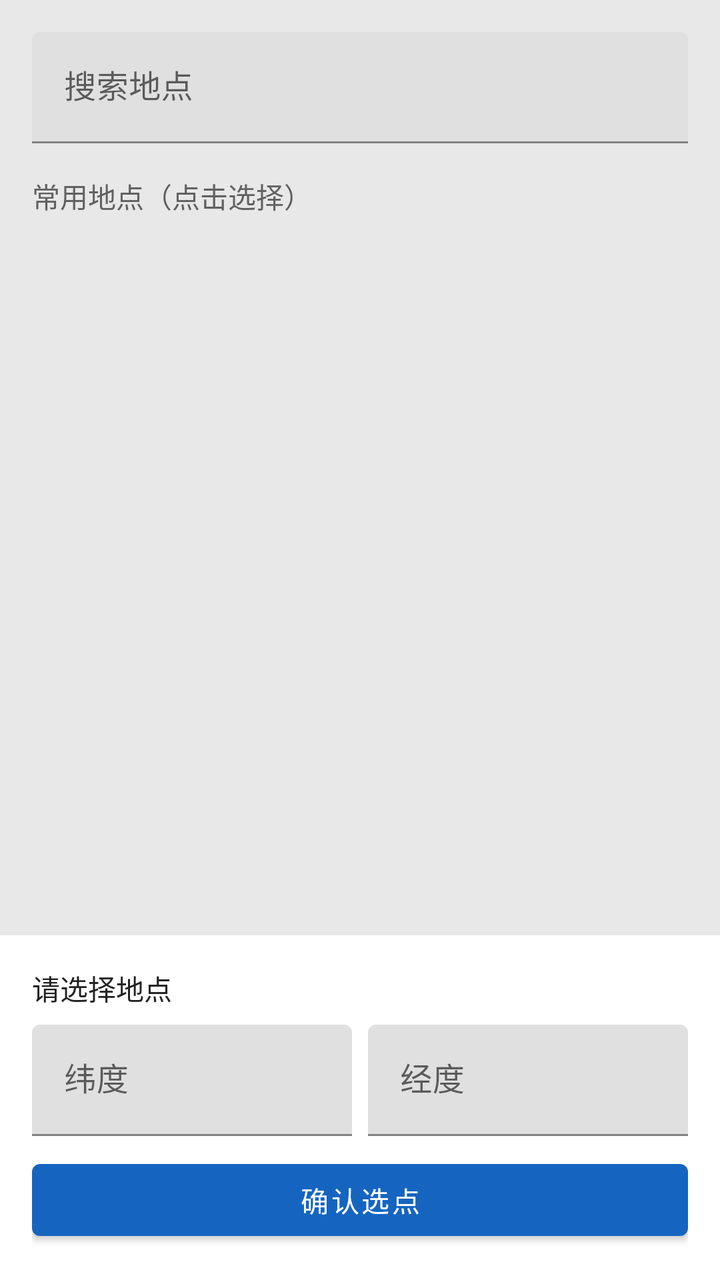
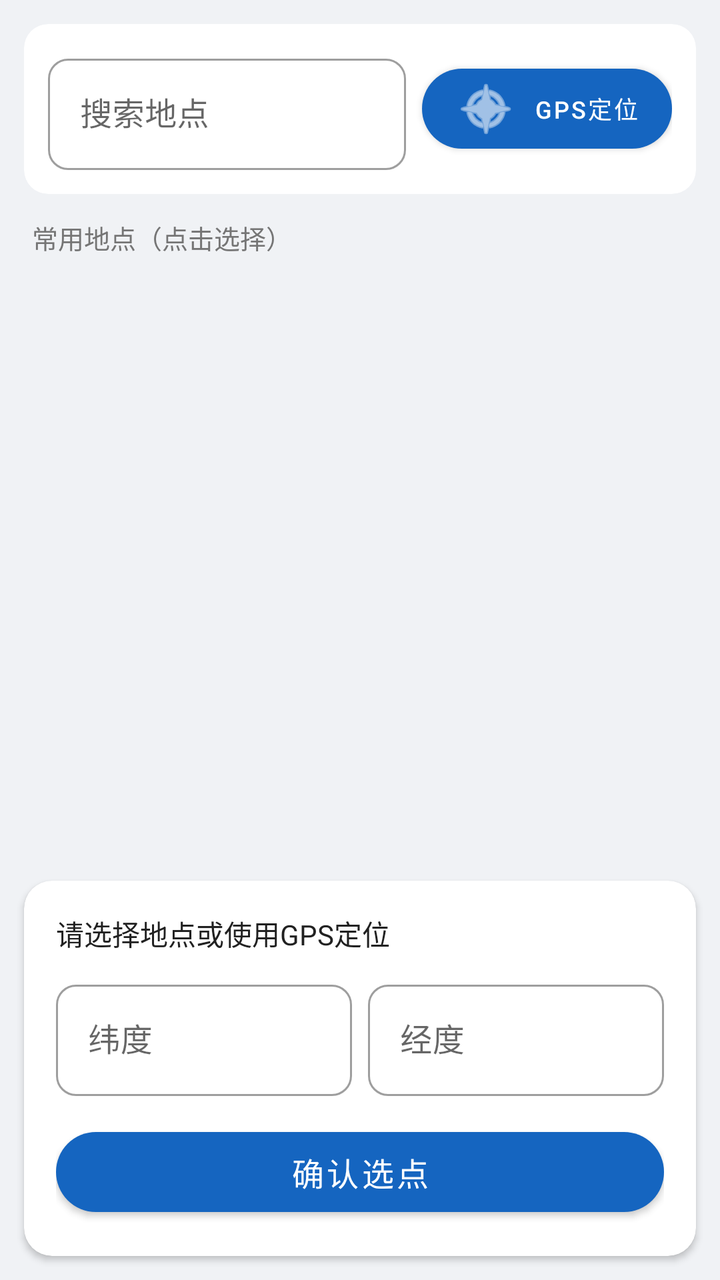

The first picture is an Android layout as it rendered before a commit; the second is the same layout after the commit. The layout source and the unified diff follow.
<!-- AndroidManifest.xml: application theme Theme.CampusLostFound -->
<!-- res/layout/activity_map_point.xml -->
<?xml version="1.0" encoding="utf-8"?>
<LinearLayout xmlns:android="http://schemas.android.com/apk/res/android"
    android:layout_width="match_parent"
    android:layout_height="match_parent"
    android:orientation="vertical"
    android:background="@color/gray_light">

    <com.google.android.material.textfield.TextInputLayout
        android:layout_width="match_parent"
        android:layout_height="wrap_content"
        android:layout_margin="16dp"
        android:hint="搜索地点">

        <com.google.android.material.textfield.TextInputEditText
            android:id="@+id/etSearch"
            android:layout_width="match_parent"
            android:layout_height="wrap_content"
            android:inputType="text" />
    </com.google.android.material.textfield.TextInputLayout>

    <TextView
        android:layout_width="wrap_content"
        android:layout_height="wrap_content"
        android:text="常用地点（点击选择）"
        android:textSize="14sp"
        android:textColor="@color/gray_dark"
        android:layout_marginStart="16dp"
        android:layout_marginBottom="8dp" />

    <androidx.recyclerview.widget.RecyclerView
        android:id="@+id/recyclerLocations"
        android:layout_width="match_parent"
        android:layout_height="0dp"
        android:layout_weight="1"
        android:paddingStart="8dp"
        android:paddingEnd="8dp" />

    <LinearLayout
        android:layout_width="match_parent"
        android:layout_height="wrap_content"
        android:orientation="vertical"
        android:padding="16dp"
        android:background="@color/white">

        <TextView
            android:id="@+id/tvSelectedAddress"
            android:layout_width="match_parent"
            android:layout_height="wrap_content"
            android:text="请选择地点"
            android:textSize="14sp"
            android:textColor="@color/black"
            android:layout_marginBottom="8dp" />

        <LinearLayout
            android:layout_width="match_parent"
            android:layout_height="wrap_content"
            android:orientation="horizontal">

            <com.google.android.material.textfield.TextInputLayout
                android:layout_width="0dp"
                android:layout_height="wrap_content"
                android:layout_weight="1"
                android:layout_marginEnd="8dp"
                android:hint="纬度">

                <com.google.android.material.textfield.TextInputEditText
                    android:id="@+id/etLatitude"
                    android:layout_width="match_parent"
                    android:layout_height="wrap_content"
                    android:inputType="numberDecimal" />
            </com.google.android.material.textfield.TextInputLayout>

            <com.google.android.material.textfield.TextInputLayout
                android:layout_width="0dp"
                android:layout_height="wrap_content"
                android:layout_weight="1"
                android:hint="经度">

                <com.google.android.material.textfield.TextInputEditText
                    android:id="@+id/etLongitude"
                    android:layout_width="match_parent"
                    android:layout_height="wrap_content"
                    android:inputType="numberDecimal" />
            </com.google.android.material.textfield.TextInputLayout>
        </LinearLayout>

        <com.google.android.material.button.MaterialButton
            android:id="@+id/btnConfirm"
            android:layout_width="match_parent"
            android:layout_height="48dp"
            android:text="确认选点"
            android:layout_marginTop="8dp" />
    </LinearLayout>

</LinearLayout>
<!-- resources referenced by this layout -->
<resources>
  <color name="black">#FF212121</color>
  <color name="gray_dark">#FF616161</color>
  <color name="gray_light">#FFE8E8E8</color>
  <color name="white">#FFFFFFFF</color>
  <style name="Theme.CampusLostFound" parent="Theme.MaterialComponents.Light.NoActionBar">
          <item name="colorPrimary">@color/primary</item>
          <item name="colorPrimaryDark">@color/primary_dark</item>
          <item name="colorAccent">@color/accent</item>
          <item name="android:statusBarColor">@color/primary_dark</item>
          <item name="android:navigationBarColor">@color/white</item>
          <item name="android:windowLightStatusBar">false</item>
          <item name="bottomNavigationStyle">@style/BottomNavStyle</item>
      </style>
  <color name="primary">#FF1565C0</color>
  <color name="primary_dark">#FF0D47A1</color>
  <color name="accent">#FFFF6D00</color>
  <style name="BottomNavStyle" parent="Widget.MaterialComponents.BottomNavigationView">
          <item name="android:background">@color/card_white</item>
          <item name="itemTextColor">@color/text_secondary</item>
          <item name="itemIconTint">@color/text_secondary</item>
      </style>
  <color name="card_white">#FFFFFFFF</color>
  <color name="text_secondary">#FF757575</color>
</resources>

<!-- the commit's change to res/layout/activity_map_point.xml (unified diff, before → after) -->
@@ -1,31 +1,66 @@
 <?xml version="1.0" encoding="utf-8"?>
 <LinearLayout xmlns:android="http://schemas.android.com/apk/res/android"
+    xmlns:app="http://schemas.android.com/apk/res-auto"
     android:layout_width="match_parent"
     android:layout_height="match_parent"
     android:orientation="vertical"
-    android:background="@color/gray_light">
+    android:background="@color/gray_bg">
 
-    <com.google.android.material.textfield.TextInputLayout
+    <com.google.android.material.card.MaterialCardView
         android:layout_width="match_parent"
         android:layout_height="wrap_content"
-        android:layout_margin="16dp"
-        android:hint="搜索地点">
+        android:layout_margin="12dp"
+        android:layout_marginBottom="0dp"
+        app:cardCornerRadius="12dp"
+        app:cardElevation="0dp"
+        app:strokeWidth="0dp">
 
-        <com.google.android.material.textfield.TextInputEditText
-            android:id="@+id/etSearch"
+        <LinearLayout
             android:layout_width="match_parent"
             android:layout_height="wrap_content"
-            android:inputType="text" />
-    </com.google.android.material.textfield.TextInputLayout>
+            android:orientation="horizontal"
+            android:padding="12dp"
+            android:gravity="center_vertical">
+
+            <com.google.android.material.textfield.TextInputLayout
+                android:layout_width="0dp"
+                android:layout_height="wrap_content"
+                android:layout_weight="1"
+                style="@style/Widget.MaterialComponents.TextInputLayout.OutlinedBox"
+                app:boxCornerRadiusBottomEnd="10dp"
+                app:boxCornerRadiusBottomStart="10dp"
+                app:boxCornerRadiusTopEnd="10dp"
+                app:boxCornerRadiusTopStart="10dp"
+                android:hint="搜索地点">
+
+                <com.google.android.material.textfield.TextInputEditText
+                    android:id="@+id/etSearch"
+                    android:layout_width="match_parent"
+                    android:layout_height="wrap_content"
+                    android:inputType="text" />
+            </com.google.android.material.textfield.TextInputLayout>
+
+            <com.google.android.material.button.MaterialButton
+                android:id="@+id/btnCurrentLocation"
+                android:layout_width="wrap_content"
+                android:layout_height="wrap_content"
+                android:text="GPS定位"
+                android:layout_marginStart="8dp"
+                android:textSize="12sp"
+                app:cornerRadius="20dp"
+                app:icon="@android:drawable/ic_menu_compass" />
+
+        </LinearLayout>
+    </com.google.android.material.card.MaterialCardView>
 
     <TextView
         android:layout_width="wrap_content"
         android:layout_height="wrap_content"
         android:text="常用地点（点击选择）"
-        android:textSize="14sp"
-        android:textColor="@color/gray_dark"
+        android:textSize="13sp"
+        android:textColor="@color/text_secondary"
         android:layout_marginStart="16dp"
-        android:layout_marginBottom="8dp" />
+        android:layout_marginBottom="6dp" />
 
     <androidx.recyclerview.widget.RecyclerView
         android:id="@+id/recyclerLocations"
@@ -33,63 +68,86 @@
         android:layout_height="0dp"
         android:layout_weight="1"
         android:paddingStart="8dp"
-        android:paddingEnd="8dp" />
+        android:paddingEnd="8dp"
+        android:clipToPadding="false" />
 
-    <LinearLayout
+    <com.google.android.material.card.MaterialCardView
         android:layout_width="match_parent"
         android:layout_height="wrap_content"
-        android:orientation="vertical"
-        android:padding="16dp"
-        android:background="@color/white">
-
-        <TextView
-            android:id="@+id/tvSelectedAddress"
-            android:layout_width="match_parent"
-            android:layout_height="wrap_content"
-            android:text="请选择地点"
-            android:textSize="14sp"
-            android:textColor="@color/black"
-            android:layout_marginBottom="8dp" />
+        android:layout_margin="12dp"
+        app:cardCornerRadius="14dp"
+        app:cardElevation="2dp"
+        app:cardBackgroundColor="@color/card_white"
+        app:strokeWidth="0dp">
 
         <LinearLayout
             android:layout_width="match_parent"
             android:layout_height="wrap_content"
-            android:orientation="horizontal">
+            android:orientation="vertical"
+            android:padding="16dp">
 
-            <com.google.android.material.textfield.TextInputLayout
-                android:layout_width="0dp"
+            <TextView
+                android:id="@+id/tvSelectedAddress"
+                android:layout_width="match_parent"
                 android:layout_height="wrap_content"
-                android:layout_weight="1"
-                android:layout_marginEnd="8dp"
-                android:hint="纬度">
+                android:text="请选择地点或使用GPS定位"
+                android:textSize="14sp"
+                android:textColor="@color/text_primary"
+                android:layout_marginBottom="10dp" />
 
-                <com.google.android.material.textfield.TextInputEditText
-                    android:id="@+id/etLatitude"
-                    android:layout_width="match_parent"
+            <LinearLayout
+                android:layout_width="match_parent"
+                android:layout_height="wrap_content"
+                android:orientation="horizontal">
+
+                <com.google.android.material.textfield.TextInputLayout
+                    android:layout_width="0dp"
                     android:layout_height="wrap_content"
-                    android:inputType="numberDecimal" />
-            </com.google.android.material.textfield.TextInputLayout>
+                    android:layout_weight="1"
+                    android:layout_marginEnd="8dp"
+                    style="@style/Widget.MaterialComponents.TextInputLayout.OutlinedBox"
+                    app:boxCornerRadiusBottomEnd="10dp"
+                    app:boxCornerRadiusBottomStart="10dp"
+                    app:boxCornerRadiusTopEnd="10dp"
+                    app:boxCornerRadiusTopStart="10dp"
+                    android:hint="纬度">
 
-            <com.google.android.material.textfield.TextInputLayout
-                android:layout_width="0dp"
-                android:layout_height="wrap_content"
-                android:layout_weight="1"
-                android:hint="经度">
+                    <com.google.android.material.textfield.TextInputEditText
+                        android:id="@+id/etLatitude"
+                        android:layout_width="match_parent"
+                        android:layout_height="wrap_content"
+                        android:inputType="numberDecimal" />
+                </com.google.android.material.textfield.TextInputLayout>
 
-                <com.google.android.material.textfield.TextInputEditText
-                    android:id="@+id/etLongitude"
-                    android:layout_width="match_parent"
+                <com.google.android.material.textfield.TextInputLayout
+                    android:layout_width="0dp"
                     android:layout_height="wrap_content"
-                    android:inputType="numberDecimal" />
-            </com.google.android.material.textfield.TextInputLayout>
+                    android:layout_weight="1"
+                    style="@style/Widget.MaterialComponents.TextInputLayout.OutlinedBox"
+                    app:boxCornerRadiusBottomEnd="10dp"
+                    app:boxCornerRadiusBottomStart="10dp"
+                    app:boxCornerRadiusTopEnd="10dp"
+                    app:boxCornerRadiusTopStart="10dp"
+                    android:hint="经度">
+
+                    <com.google.android.material.textfield.TextInputEditText
+                        android:id="@+id/etLongitude"
+                        android:layout_width="match_parent"
+                        android:layout_height="wrap_content"
+                        android:inputType="numberDecimal" />
+                </com.google.android.material.textfield.TextInputLayout>
+            </LinearLayout>
+
+            <com.google.android.material.button.MaterialButton
+                android:id="@+id/btnConfirm"
+                android:layout_width="match_parent"
+                android:layout_height="52dp"
+                android:text="确认选点"
+                android:textSize="16sp"
+                android:layout_marginTop="12dp"
+                app:cornerRadius="26dp" />
+
         </LinearLayout>
-
-        <com.google.android.material.button.MaterialButton
-            android:id="@+id/btnConfirm"
-            android:layout_width="match_parent"
-            android:layout_height="48dp"
-            android:text="确认选点"
-            android:layout_marginTop="8dp" />
-    </LinearLayout>
+    </com.google.android.material.card.MaterialCardView>
 
 </LinearLayout>
<!-- resource entries referenced after the edit -->
@@ -1,8 +1,5 @@
 <!-- resources referenced by this layout -->
 <resources>
-  <color name="black">#FF212121</color>
-  <color name="gray_dark">#FF616161</color>
-  <color name="gray_light">#FFE8E8E8</color>
   <color name="white">#FFFFFFFF</color>
   <style name="Theme.CampusLostFound" parent="Theme.MaterialComponents.Light.NoActionBar">
           <item name="colorPrimary">@color/primary</item>
@@ -22,6 +19,8 @@
           <item name="itemIconTint">@color/text_secondary</item>
       </style>
   <color name="card_white">#FFFFFFFF</color>
+  <color name="gray_bg">#FFF0F2F5</color>
+  <color name="text_primary">#FF212121</color>
   <color name="text_secondary">#FF757575</color>
 </resources>
 
